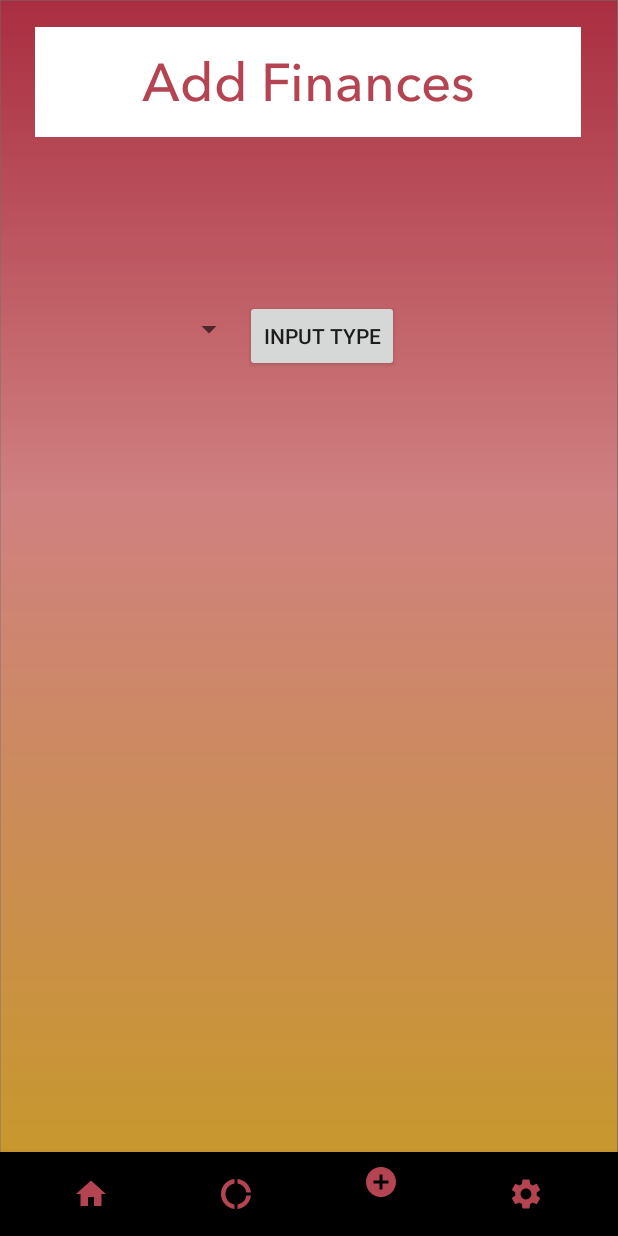
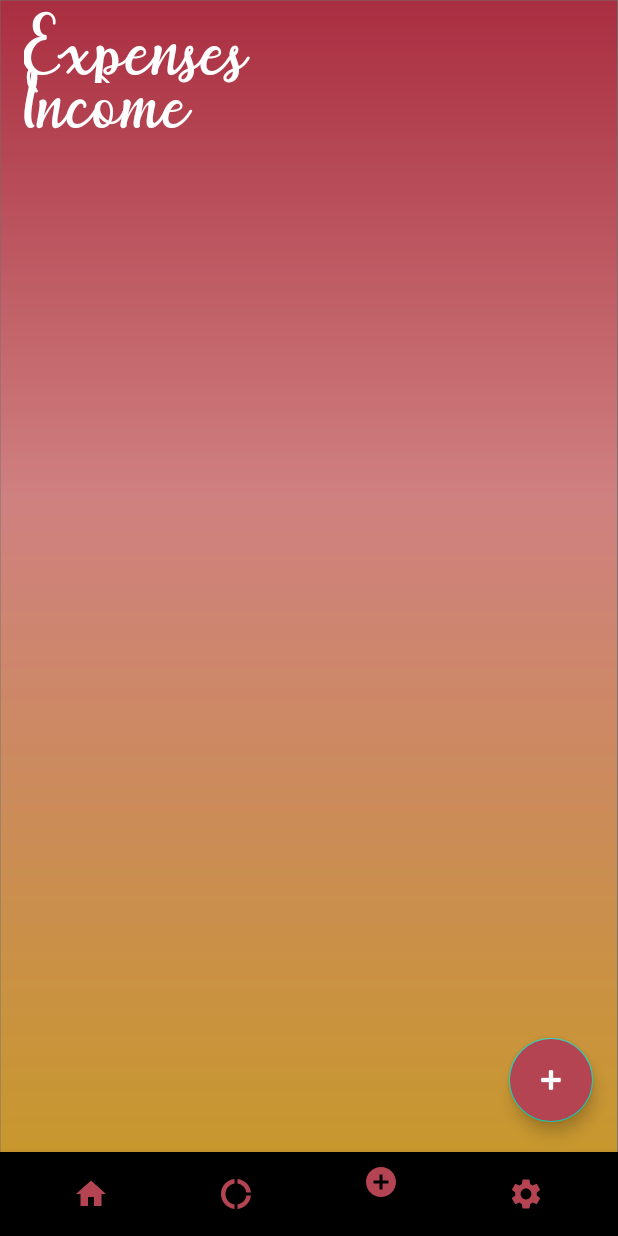
Before and after one commit to BeefxWellington/CMSC355Project, an Android app: the Add screen opened through its navigation route, on a phone screen of 412 x 824 dp. Run offline under Robolectric (Android 15) with nearby library versions, the phone set to English and light mode, and no system bars; our stand-ins replace navigation-ui.

Commit message:
Changed xml layout for fragment_add, added resources for animations

```diff
--- a/app/src/main/java/com/example/my2cents/Add.java
+++ b/app/src/main/java/com/example/my2cents/Add.java
@@ -4,9 +4,10 @@ import android.os.Bundle;
 import android.view.LayoutInflater;
 import android.view.View;
 import android.view.ViewGroup;
-import android.widget.Spinner;
 
 import androidx.fragment.app.Fragment;
+
+
 
 /**
  * A simple {@link Fragment} subclass.
@@ -24,12 +25,14 @@ public class Add extends Fragment {
     private String mParam1;
     private String mParam2;
 
-    Spinner InputType;
+
+
 
     public Add() {
         // Required empty public constructor
 
     }
+
 
     /**
      * Use this factory method to create a new instance of
@@ -52,23 +55,23 @@ public class Add extends Fragment {
     @Override
     public void onCreate(Bundle savedInstanceState) {
         super.onCreate(savedInstanceState);
+
         if (getArguments() != null) {
             mParam1 = getArguments().getString(ARG_PARAM1);
             mParam2 = getArguments().getString(ARG_PARAM2);
 
-         //   setUpSpinner(view);
+
         }
+
     }
 
-    public void setUpSpinner(View view){
-        InputType = (Spinner) view.findViewById(R.id.spinner);
-    }
     @Override
     public View onCreateView(LayoutInflater inflater, ViewGroup container,
                              Bundle savedInstanceState) {
         // Inflate the layout for this fragment
         return inflater.inflate(R.layout.fragment_add, container, false);
 
+
     }
 
 
--- a/app/src/main/java/com/example/my2cents/SecondActivity.java
+++ b/app/src/main/java/com/example/my2cents/SecondActivity.java
@@ -19,6 +19,8 @@ public class SecondActivity extends AppCompatActivity {
         BottomNavigationView bottomNavigationView = findViewById(R.id.bottomNavigationView);
         NavController navController = Navigation.findNavController(this, R.id.fragment);
         NavigationUI.setupWithNavController(bottomNavigationView, navController);
+
+
     }
 
 
--- a/app/src/main/res/layout/fragment_add.xml
+++ b/app/src/main/res/layout/fragment_add.xml
@@ -10,46 +10,78 @@
     <!-- TODO: Update blank fragment layout -->
 
     <TextView
-        android:id="@+id/textView"
-        android:layout_width="364dp"
-        android:layout_height="73dp"
-        android:background="@color/white"
-        android:fontFamily="@font/avenirlight"
-        android:gravity="center"
-        android:text="Add Finances"
-        android:textColor="@color/red"
-        android:textSize="35dp"
+        android:id="@+id/IncHeadertv"
+        android:layout_width="300dp"
+        android:layout_height="50dp"
+        android:fontFamily="@font/agnetha"
+        android:text="Income"
+        android:textColor="@color/white"
+        android:textSize="34sp"
         app:layout_constraintBottom_toBottomOf="parent"
         app:layout_constraintEnd_toEndOf="parent"
-        app:layout_constraintHorizontal_bias="0.489"
+        app:layout_constraintHorizontal_bias="0.144"
         app:layout_constraintStart_toStartOf="parent"
         app:layout_constraintTop_toTopOf="parent"
-        app:layout_constraintVertical_bias="0.024" />
+        app:layout_constraintVertical_bias="0.048" />
 
-    <Spinner
-        android:id="@+id/spinner"
-        style="@style/Widget.AppCompat.DropDownItem.Spinner"
+    <TextView
+        android:id="@+id/ExpHeadertv"
+        android:layout_width="155dp"
+        android:layout_height="55dp"
+        android:fontFamily="@font/agnetha"
+        android:text="Expenses"
+        android:textColor="@color/white"
+
+        android:textSize="35dp"
+        app:layout_constraintEnd_toEndOf="parent"
+        app:layout_constraintHorizontal_bias="0.062"
+        app:layout_constraintStart_toStartOf="parent"
+        tools:layout_editor_absoluteY="315dp" />
+
+    <com.google.android.material.floatingactionbutton.FloatingActionButton
+        android:id="@+id/floatingActionButton1"
         android:layout_width="wrap_content"
         android:layout_height="wrap_content"
-        android:layout_margin="20dp"
+        android:layout_marginEnd="5dp"
+        android:layout_marginRight="5dp"
+        android:layout_marginBottom="76dp"
+        android:backgroundTint="@color/red"
+        android:clickable="true"
+        android:focusable="true"
+        android:tint="@color/white"
         app:layout_constraintBottom_toBottomOf="parent"
         app:layout_constraintEnd_toEndOf="parent"
-        app:layout_constraintHorizontal_bias="0.294"
+        app:layout_constraintHorizontal_bias="0.968"
         app:layout_constraintStart_toStartOf="parent"
-        app:layout_constraintTop_toBottomOf="@+id/textView"
-        app:layout_constraintVertical_bias="0.144" />
+        app:srcCompat="@android:drawable/ic_input_add" />
 
-    <Button
+    <com.google.android.material.floatingactionbutton.FloatingActionButton
+        android:id="@+id/floatingActionButton2"
         android:layout_width="wrap_content"
         android:layout_height="wrap_content"
-        android:onClick="getInputType"
-        android:text="Input type"
-        app:layout_constraintBottom_toBottomOf="parent"
-        app:layout_constraintEnd_toEndOf="parent"
-        app:layout_constraintHorizontal_bias="0.0"
-        app:layout_constraintStart_toEndOf="@+id/spinner"
-        app:layout_constraintTop_toBottomOf="@+id/textView"
-        app:layout_constraintVertical_bias="0.159" />
+        android:layout_marginBottom="16dp"
+        android:clickable="true"
+        android:focusable="true"
+        android:visibility="invisible"
+        android:tint="@color/gray"
+        android:backgroundTint="@color/white"
+        app:layout_constraintBottom_toTopOf="@+id/floatingActionButton1"
+        app:layout_constraintEnd_toEndOf="@+id/floatingActionButton1"
+        app:srcCompat="@android:drawable/ic_input_add" />
+
+    <com.google.android.material.floatingactionbutton.FloatingActionButton
+        android:id="@+id/floatingActionButton3"
+        android:layout_width="wrap_content"
+        android:layout_height="wrap_content"
+        android:layout_marginBottom="16dp"
+        android:clickable="true"
+        android:focusable="true"
+        android:visibility="invisible"
+        android:backgroundTint="@color/white"
+        android:tint="@color/gray"
+        app:layout_constraintBottom_toTopOf="@+id/floatingActionButton2"
+        app:layout_constraintEnd_toEndOf="@+id/floatingActionButton2"
+        app:srcCompat="@android:drawable/ic_input_add" />
 
 
 </androidx.constraintlayout.widget.ConstraintLayout>
--- a/app/src/main/res/menu/nav_graph1_menu.xml
+++ b/app/src/main/res/menu/nav_graph1_menu.xml
@@ -3,10 +3,9 @@
     xmlns:android="http://schemas.android.com/apk/res/android">
 
     <item
-        android:title="Home"
         android:id="@+id/home"
         android:icon="@drawable/ic_home"
-        />
+        android:title="Home" />
     <item
         android:title="Analytics"
         android:id="@+id/analytics"
--- a/app/src/main/res/values/colors.xml
+++ b/app/src/main/res/values/colors.xml
@@ -10,4 +10,5 @@
     <color name="lightgray">#A2A2A2</color>
     <color name="black">#000000</color>
     <color name="shadow">#707070</color>
+
 </resources>
```
Also changed, not shown: app/src/main/res/anim/close_anim.xml (added, +12 -0 lines), app/src/main/res/anim/from_bottom_anim.xml (added, +20 -0 lines), app/src/main/res/anim/open_anim.xml (added, +11 -0 lines), app/src/main/res/anim/to_bottom_anim.xml (added, +23 -0 lines).
